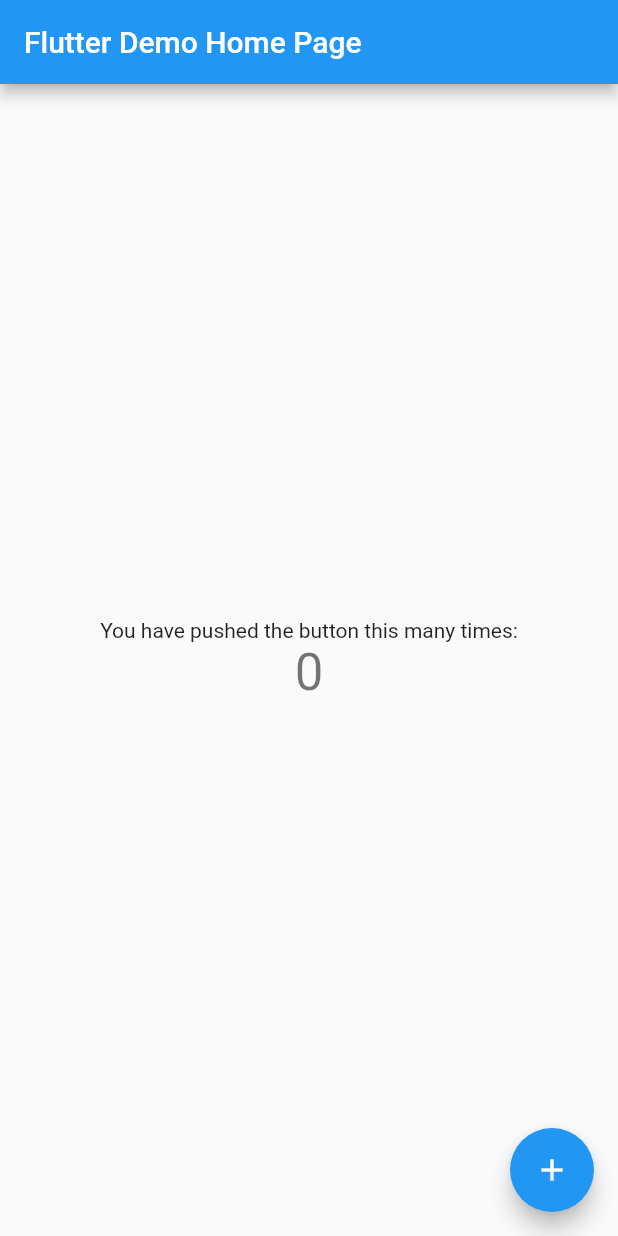
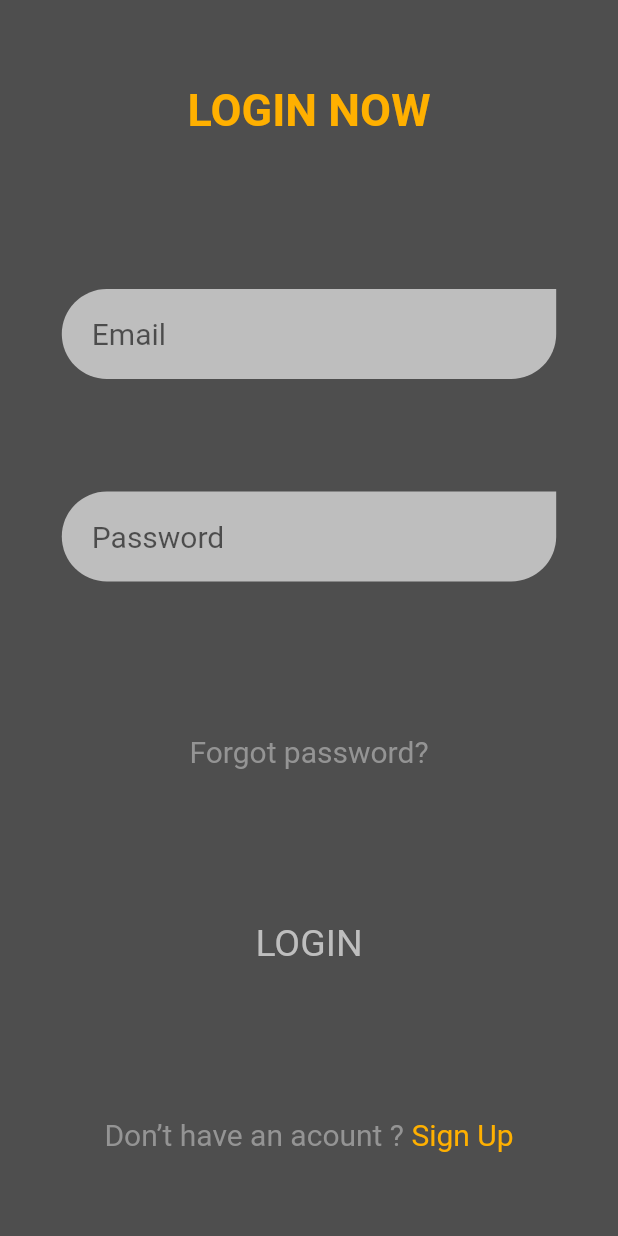
Before and after one commit to pbwauyo/camel-up, a Flutter app: the screen it shows after launch, on a phone screen of 412 x 824 dp. Run offline on Flutter 3.47's test engine with Material 2 defaults, Android fonts, the phone set to English and light mode, and no system bars; missing offline and left inert: dart:ffi.

Commit message:
added login screen

```diff
--- a/lib/main.dart
+++ b/lib/main.dart
@@ -1,3 +1,4 @@
+import 'package:camel_up/screens/auth/login.dart';
 import 'package:flutter/material.dart';
 
 void main() {
@@ -8,12 +9,13 @@ class App extends StatelessWidget {
   @override
   Widget build(BuildContext context) {
     return MaterialApp(
-      title: 'Flutter Demo',
+      title: 'Camel Up',
+      debugShowCheckedModeBanner: false,
       theme: ThemeData(
         primarySwatch: Colors.blue,
         visualDensity: VisualDensity.adaptivePlatformDensity,
       ),
-      home: HomePage(title: 'Flutter Demo Home Page'),
+      home: Login(),
     );
   }
 }
--- /dev/null
+++ b/lib/screens/auth/login.dart
@@ -0,0 +1,80 @@
+import 'package:camel_up/shared_widgets/auth_textfield.dart';
+import 'package:camel_up/utils/colors.dart';
+import 'package:flutter/material.dart';
+
+class Login extends StatelessWidget {
+  @override
+  Widget build(BuildContext context) {
+    return Scaffold(
+      backgroundColor: AppColors.darkBackground,
+      body: Column(
+        mainAxisAlignment: MainAxisAlignment.spaceAround,
+        children: [
+          Center(
+            child: Container(
+              margin: const EdgeInsets.only(bottom: 10.0, top: 10.0),
+              child: Text(
+                "LOGIN NOW",
+                style: TextStyle(
+                    color: AppColors.yellow,
+                    fontSize: 30,
+                    fontWeight: FontWeight.bold),
+              ),
+            ),
+          ),
+          Column(
+            mainAxisSize: MainAxisSize.min,
+            children: [
+              Container(
+                height: 60,
+                margin: const EdgeInsets.only(bottom: 75.0),
+                child: AuthTextField(hint: "Email"),
+              ),
+              Container(
+                  height: 60,
+                  margin: const EdgeInsets.only(bottom: 10.0),
+                  child: AuthTextField(hint: "Password")),
+            ],
+          ),
+          Center(
+            child: Container(
+              margin: const EdgeInsets.only(bottom: 10.0),
+              child: Text(
+                "Forgot password?",
+                style:
+                    TextStyle(color: AppColors.darkGreyTextColor, fontSize: 20),
+              ),
+            ),
+          ),
+          Center(
+            child: Container(
+              margin: const EdgeInsets.only(bottom: 10.0),
+              child: Text(
+                "LOGIN",
+                style: TextStyle(color: AppColors.lightGrey, fontSize: 25),
+              ),
+            ),
+          ),
+          Center(
+            child: Container(
+              margin: const EdgeInsets.only(bottom: 10.0),
+              child: RichText(
+                  text: TextSpan(style: TextStyle(fontSize: 20), children: [
+                TextSpan(
+                    text: "Don’t have an acount ? ",
+                    style: TextStyle(
+                      color: AppColors.darkGreyTextColor,
+                    )),
+                TextSpan(
+                    text: "Sign Up",
+                    style: TextStyle(
+                      color: AppColors.yellow,
+                    ))
+              ])),
+            ),
+          ),
+        ],
+      ),
+    );
+  }
+}
--- /dev/null
+++ b/lib/shared_widgets/auth_textfield.dart
@@ -0,0 +1,36 @@
+import 'dart:ffi';
+
+import 'package:camel_up/utils/colors.dart';
+import 'package:flutter/material.dart';
+
+class AuthTextField extends StatelessWidget {
+  final String hint;
+  final double _radius = 30.0;
+
+  AuthTextField({@required this.hint});
+
+  @override
+  Widget build(BuildContext context) {
+    final double screenWidth = MediaQuery.of(context).size.width;
+    final double textFieldWidth = screenWidth * 0.8;
+
+    return Container(
+      padding: const EdgeInsets.only(left: 20.0),
+      alignment: Alignment.centerLeft,
+      width: textFieldWidth,
+      decoration: BoxDecoration(
+          borderRadius: BorderRadius.only(
+              topLeft: Radius.circular(_radius),
+              bottomLeft: Radius.circular(_radius),
+              bottomRight: Radius.circular(_radius)),
+          color: AppColors.lightGrey),
+      child: TextFormField(
+        decoration: InputDecoration(
+          border: InputBorder.none,
+          hintText: hint,
+        ),
+        style: TextStyle(color: AppColors.darkGreyTextColor, fontSize: 20),
+      ),
+    );
+  }
+}
--- /dev/null
+++ b/lib/utils/colors.dart
@@ -0,0 +1,9 @@
+import 'package:flutter/material.dart';
+
+class AppColors {
+  static final Color yellow = Color(0xFFFFB000);
+  static final Color darkBackground = Color(0xFF4E4E4E);
+  static final Color lightGrey = Color(0xFFBEBEBE);
+  static final Color darkGrey = Color(0xFF949494);
+  static final Color darkGreyTextColor = Color(0xFF949494);
+}
--- a/pubspec.yaml
+++ b/pubspec.yaml
@@ -26,6 +26,7 @@ dependencies:
   cloud_firestore: ^0.13.7
   firebase_auth: ^0.16.1
   firebase_messaging: ^6.0.16
+  equatable: ^1.2.3
 
 
   # The following adds the Cupertino Icons font to your application.
@@ -48,9 +49,8 @@ flutter:
   uses-material-design: true
 
   # To add assets to your application, add an assets section, like this:
-  # assets:
-  #   - images/a_dot_burr.jpeg
-  #   - images/a_dot_ham.jpeg
+  assets:
+    - assets/images/
 
   # An image asset can refer to one or more resolution-specific "variants", see
   # https://flutter.dev/assets-and-images/#resolution-aware.
```
Also changed, not shown: lib/screens/auth/signup.dart (added), lib/utils/constants.dart (added), pubspec.lock.
